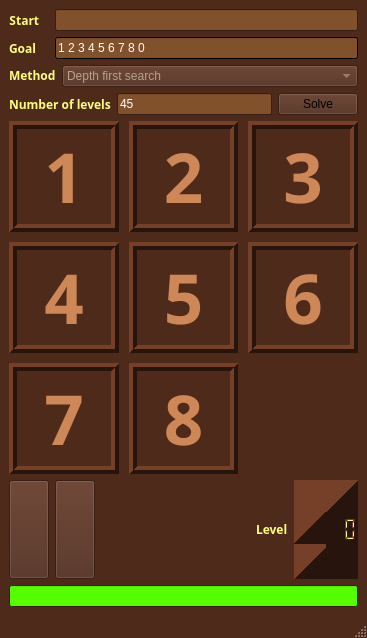
omidrazzaghi2000/ap1399-1-hw7-master, file main_window.ui: the form before one commit.
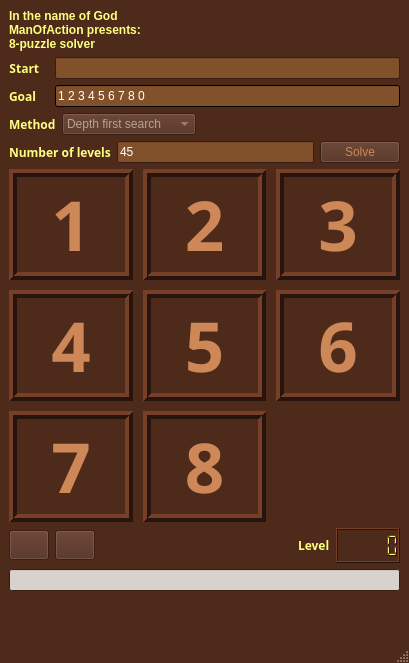
The form after the commit. Icons and pictures are not drawn.

Diff of the .ui file:
```diff
--- a/main_window.ui
+++ b/main_window.ui
@@ -6,10 +6,22 @@
    <rect>
     <x>0</x>
     <y>0</y>
-    <width>367</width>
-    <height>638</height>
+    <width>409</width>
+    <height>663</height>
    </rect>
   </property>
+  <property name="sizePolicy">
+   <sizepolicy hsizetype="Fixed" vsizetype="Fixed">
+    <horstretch>0</horstretch>
+    <verstretch>0</verstretch>
+   </sizepolicy>
+  </property>
+  <property name="baseSize">
+   <size>
+    <width>0</width>
+    <height>0</height>
+   </size>
+  </property>
   <property name="palette">
    <palette>
     <active>
@@ -148,15 +160,6 @@
        </color>
       </brush>
      </colorrole>
-     <colorrole role="PlaceholderText">
-      <brush brushstyle="SolidPattern">
-       <color alpha="128">
-        <red>206</red>
-        <green>135</green>
-        <blue>87</blue>
-       </color>
-      </brush>
-     </colorrole>
     </active>
     <inactive>
      <colorrole role="WindowText">
@@ -294,15 +297,6 @@
        </color>
       </brush>
      </colorrole>
-     <colorrole role="PlaceholderText">
-      <brush brushstyle="SolidPattern">
-       <color alpha="128">
-        <red>206</red>
-        <green>135</green>
-        <blue>87</blue>
-       </color>
-      </brush>
-     </colorrole>
     </inactive>
     <disabled>
      <colorrole role="WindowText">
@@ -440,15 +434,6 @@
        </color>
       </brush>
      </colorrole>
-     <colorrole role="PlaceholderText">
-      <brush brushstyle="SolidPattern">
-       <color alpha="128">
-        <red>255</red>
-        <green>255</green>
-        <blue>255</blue>
-       </color>
-      </brush>
-     </colorrole>
     </disabled>
    </palette>
   </property>
@@ -459,9 +444,30 @@
    <enum>Qt::LeftToRight</enum>
   </property>
   <widget class="QWidget" name="centralwidget">
+   <property name="sizePolicy">
+    <sizepolicy hsizetype="Fixed" vsizetype="Fixed">
+     <horstretch>0</horstretch>
+     <verstretch>0</verstretch>
+    </sizepolicy>
+   </property>
    <layout class="QVBoxLayout" name="verticalLayout_2">
     <item>
      <layout class="QVBoxLayout" name="verticalLayout">
+      <item>
+       <widget class="QLabel" name="label_16">
+        <property name="font">
+         <font>
+          <weight>75</weight>
+          <bold>true</bold>
+         </font>
+        </property>
+        <property name="text">
+         <string>In the name of God 
+ManOfAction presents:
+8-puzzle solver </string>
+        </property>
+       </widget>
+      </item>
       <item>
        <layout class="QHBoxLayout" name="horizontalLayout">
         <item>
@@ -627,15 +633,6 @@
                </color>
               </brush>
              </colorrole>
-             <colorrole role="PlaceholderText">
-              <brush brushstyle="SolidPattern">
-               <color alpha="128">
-                <red>255</red>
-                <green>255</green>
-                <blue>255</blue>
-               </color>
-              </brush>
-             </colorrole>
             </active>
             <inactive>
              <colorrole role="WindowText">
@@ -773,15 +770,6 @@
                </color>
               </brush>
              </colorrole>
-             <colorrole role="PlaceholderText">
-              <brush brushstyle="SolidPattern">
-               <color alpha="128">
-                <red>255</red>
-                <green>255</green>
-                <blue>255</blue>
-               </color>
-              </brush>
-             </colorrole>
             </inactive>
             <disabled>
              <colorrole role="WindowText">
@@ -919,15 +907,6 @@
                </color>
               </brush>
              </colorrole>
-             <colorrole role="PlaceholderText">
-              <brush brushstyle="SolidPattern">
-               <color alpha="128">
-                <red>255</red>
-                <green>255</green>
-                <blue>255</blue>
-               </color>
-              </brush>
-             </colorrole>
             </disabled>
            </palette>
           </property>
@@ -1094,15 +1073,6 @@
                </color>
               </brush>
              </colorrole>
-             <colorrole role="PlaceholderText">
-              <brush brushstyle="SolidPattern">
-               <color alpha="128">
-                <red>255</red>
-                <green>255</green>
-                <blue>255</blue>
-               </color>
-              </brush>
-             </colorrole>
             </active>
             <inactive>
              <colorrole role="WindowText">
@@ -1240,15 +1210,6 @@
                </color>
               </brush>
              </colorrole>
-             <colorrole role="PlaceholderText">
-              <brush brushstyle="SolidPattern">
-               <color alpha="128">
-                <red>255</red>
-                <green>255</green>
-                <blue>255</blue>
-               </color>
-              </brush>
-             </colorrole>
             </inactive>
             <disabled>
              <colorrole role="WindowText">
@@ -1386,15 +1347,6 @@
                </color>
               </brush>
              </colorrole>
-             <colorrole role="PlaceholderText">
-              <brush brushstyle="SolidPattern">
-               <color alpha="128">
-                <red>255</red>
-                <green>255</green>
-                <blue>255</blue>
-               </color>
-              </brush>
-             </colorrole>
             </disabled>
            </palette>
           </property>
@@ -1409,12 +1361,6 @@
        <layout class="QHBoxLayout" name="horizontalLayout_3">
         <item>
          <widget class="QLabel" name="label_2">
-          <property name="sizePolicy">
-           <sizepolicy hsizetype="Fixed" vsizetype="Fixed">
-            <horstretch>0</horstretch>
-            <verstretch>0</verstretch>
-           </sizepolicy>
-          </property>
           <property name="font">
            <font>
             <family>Bahnschrift</family>
@@ -1450,15 +1396,6 @@
                </color>
               </brush>
              </colorrole>
-             <colorrole role="PlaceholderText">
-              <brush brushstyle="NoBrush">
-               <color alpha="128">
-                <red>0</red>
-                <green>0</green>
-                <blue>0</blue>
-               </color>
-              </brush>
-             </colorrole>
             </active>
             <inactive>
              <colorrole role="Text">
@@ -1479,15 +1416,6 @@
                </color>
               </brush>
              </colorrole>
-             <colorrole role="PlaceholderText">
-              <brush brushstyle="NoBrush">
-               <color alpha="128">
-                <red>0</red>
-                <green>0</green>
-                <blue>0</blue>
-               </color>
-              </brush>
-             </colorrole>
             </inactive>
             <disabled>
              <colorrole role="Text">
@@ -1508,15 +1436,6 @@
                </color>
               </brush>
              </colorrole>
-             <colorrole role="PlaceholderText">
-              <brush brushstyle="NoBrush">
-               <color alpha="128">
-                <red>0</red>
-                <green>0</green>
-                <blue>0</blue>
-               </color>
-              </brush>
-             </colorrole>
             </disabled>
            </palette>
           </property>
@@ -1532,6 +1451,19 @@
           </item>
          </widget>
         </item>
+        <item>
+         <spacer name="horizontalSpacer_2">
+          <property name="orientation">
+           <enum>Qt::Horizontal</enum>
+          </property>
+          <property name="sizeHint" stdset="0">
+           <size>
+            <width>40</width>
+            <height>20</height>
+           </size>
+          </property>
+         </spacer>
+        </item>
        </layout>
       </item>
       <item>
@@ -1573,15 +1505,6 @@
                </color>
               </brush>
              </colorrole>
-             <colorrole role="PlaceholderText">
-              <brush brushstyle="NoBrush">
-               <color alpha="128">
-                <red>255</red>
-                <green>255</green>
-                <blue>255</blue>
-               </color>
-              </brush>
-             </colorrole>
             </active>
             <inactive>
              <colorrole role="Text">
@@ -1602,15 +1525,6 @@
                </color>
               </brush>
              </colorrole>
-             <colorrole role="PlaceholderText">
-              <brush brushstyle="NoBrush">
-               <color alpha="128">
-                <red>255</red>
-                <green>255</green>
-                <blue>255</blue>
-               </color>
-              </brush>
-             </colorrole>
             </inactive>
             <disabled>
              <colorrole role="Text">
@@ -1631,15 +1545,6 @@
                </color>
               </brush>
              </colorrole>
-             <colorrole role="PlaceholderText">
-              <brush brushstyle="NoBrush">
-               <color alpha="128">
-                <red>255</red>
-                <green>255</green>
-                <blue>255</blue>
-               </color>
-              </brush>
-             </colorrole>
             </disabled>
            </palette>
           </property>
@@ -1656,9 +1561,9 @@
              <colorrole role="ButtonText">
               <brush brushstyle="SolidPattern">
                <color alpha="255">
-                <red>0</red>
-                <green>0</green>
-                <blue>0</blue>
+                <red>206</red>
+                <green>135</green>
+                <blue>87</blue>
                </color>
               </brush>
              </colorrole>
@@ -1667,9 +1572,9 @@
              <colorrole role="ButtonText">
               <brush brushstyle="SolidPattern">
                <color alpha="255">
-                <red>0</red>
-                <green>0</green>
-                <blue>0</blue>
+                <red>206</red>
+                <green>135</green>
+                <blue>87</blue>
                </color>
               </brush>
              </colorrole>
@@ -1874,15 +1779,6 @@
                  </color>
                 </brush>
                </colorrole>
-               <colorrole role="PlaceholderText">
-                <brush brushstyle="SolidPattern">
-                 <color alpha="128">
-                  <red>206</red>
-                  <green>135</green>
-                  <blue>87</blue>
-                 </color>
-                </brush>
-               </colorrole>
               </active>
               <inactive>
                <colorrole role="WindowText">
@@ -2038,15 +1934,6 @@
                  </color>
                 </brush>
                </colorrole>
-               <colorrole role="PlaceholderText">
-                <brush brushstyle="SolidPattern">
-                 <color alpha="128">
-                  <red>206</red>
-                  <green>135</green>
-                  <blue>87</blue>
-                 </color>
-                </brush>
-               </colorrole>
               </inactive>
               <disabled>
                <colorrole role="WindowText">
@@ -2202,15 +2089,6 @@
                  </color>
                 </brush>
                </colorrole>
-               <colorrole role="PlaceholderText">
-                <brush brushstyle="SolidPattern">
-                 <color alpha="255">
-                  <red>78</red>
-                  <green>42</green>
-                  <blue>27</blue>
-                 </color>
-                </brush>
-               </colorrole>
               </disabled>
              </palette>
             </property>
@@ -2416,15 +2294,6 @@
                  </color>
                 </brush>
                </colorrole>
-               <colorrole role="PlaceholderText">
-                <brush brushstyle="SolidPattern">
-                 <color alpha="128">
-                  <red>206</red>
-                  <green>135</green>
-                  <blue>87</blue>
-                 </color>
-                </brush>
-               </colorrole>
               </active>
               <inactive>
                <colorrole role="WindowText">
@@ -2580,15 +2449,6 @@
                  </color>
                 </brush>
                </colorrole>
-               <colorrole role="PlaceholderText">
-                <brush brushstyle="SolidPattern">
-                 <color alpha="128">
-                  <red>206</red>
-                  <green>135</green>
-                  <blue>87</blue>
-                 </color>
-                </brush>
-               </colorrole>
               </inactive>
               <disabled>
                <colorrole role="WindowText">
@@ -2744,15 +2604,6 @@
                  </color>
                 </brush>
                </colorrole>
-               <colorrole role="PlaceholderText">
-                <brush brushstyle="SolidPattern">
-                 <color alpha="255">
-                  <red>78</red>
-                  <green>42</green>
-                  <blue>27</blue>
-                 </color>
-                </brush>
-               </colorrole>
               </disabled>
              </palette>
             </property>
@@ -2958,15 +2809,6 @@
                  </color>
                 </brush>
                </colorrole>
-               <colorrole role="PlaceholderText">
-                <brush brushstyle="SolidPattern">
-                 <color alpha="128">
-                  <red>206</red>
-                  <green>135</green>
-                  <blue>87</blue>
-                 </color>
-                </brush>
-               </colorrole>
               </active>
               <inactive>
                <colorrole role="WindowText">
@@ -3122,15 +2964,6 @@
                  </color>
                 </brush>
                </colorrole>
-               <colorrole role="PlaceholderText">
-                <brush brushstyle="SolidPattern">
-                 <color alpha="128">
-                  <red>206</red>
-                  <green>135</green>
-                  <blue>87</blue>
-                 </color>
-                </brush>
-               </colorrole>
               </inactive>
               <disabled>
                <colorrole role="WindowText">
@@ -3286,15 +3119,6 @@
                  </color>
                 </brush>
                </colorrole>
-               <colorrole role="PlaceholderText">
-                <brush brushstyle="SolidPattern">
-                 <color alpha="255">
-                  <red>78</red>
-                  <green>42</green>
-                  <blue>27</blue>
-                 </color>
-                </brush>
-               </colorrole>
               </disabled>
              </palette>
             </property>
@@ -3500,15 +3324,6 @@
                  </color>
                 </brush>
                </colorrole>
-               <colorrole role="PlaceholderText">
-                <brush brushstyle="SolidPattern">
-                 <color alpha="128">
-                  <red>206</red>
-                  <green>135</green>
-                  <blue>87</blue>
-                 </color>
-                </brush>
-               </colorrole>
               </active>
               <inactive>
                <colorrole role="WindowText">
@@ -3664,15 +3479,6 @@
                  </color>
                 </brush>
                </colorrole>
-               <colorrole role="PlaceholderText">
-                <brush brushstyle="SolidPattern">
-                 <color alpha="128">
-                  <red>206</red>
-                  <green>135</green>
-                  <blue>87</blue>
-                 </color>
-                </brush>
-               </colorrole>
               </inactive>
               <disabled>
                <colorrole role="WindowText">
@@ -3828,15 +3634,6 @@
                  </color>
                 </brush>
                </colorrole>
-               <colorrole role="PlaceholderText">
-                <brush brushstyle="SolidPattern">
-                 <color alpha="255">
-                  <red>78</red>
-                  <green>42</green>
-                  <blue>27</blue>
-                 </color>
-                </brush>
-               </colorrole>
               </disabled>
              </palette>
             </property>
@@ -4042,15 +3839,6 @@
                  </color>
                 </brush>
                </colorrole>
-               <colorrole role="PlaceholderText">
-                <brush brushstyle="SolidPattern">
-                 <color alpha="128">
-                  <red>206</red>
-                  <green>135</green>
-                  <blue>87</blue>
-                 </color>
-                </brush>
-               </colorrole>
               </active>
               <inactive>
                <colorrole role="WindowText">
@@ -4206,15 +3994,6 @@
                  </color>
                 </brush>
                </colorrole>
-               <colorrole role="PlaceholderText">
-                <brush brushstyle="SolidPattern">
-                 <color alpha="128">
-                  <red>206</red>
-                  <green>135</green>
-                  <blue>87</blue>
-                 </color>
-                </brush>
-               </colorrole>
               </inactive>
               <disabled>
                <colorrole role="WindowText">
@@ -4370,15 +4149,6 @@
                  </color>
                 </brush>
                </colorrole>
-               <colorrole role="PlaceholderText">
-                <brush brushstyle="SolidPattern">
-                 <color alpha="255">
-                  <red>78</red>
-                  <green>42</green>
-                  <blue>27</blue>
-                 </color>
-                </brush>
-               </colorrole>
               </disabled>
              </palette>
             </property>
@@ -4584,15 +4354,6 @@
                  </color>
                 </brush>
                </colorrole>
-               <colorrole role="PlaceholderText">
-                <brush brushstyle="SolidPattern">
-                 <color alpha="128">
-                  <red>206</red>
-                  <green>135</green>
-                  <blue>87</blue>
-                 </color>
-                </brush>
-               </colorrole>
               </active>
               <inactive>
                <colorrole role="WindowText">
@@ -4748,15 +4509,6 @@
                  </color>
                 </brush>
                </colorrole>
-               <colorrole role="PlaceholderText">
-                <brush brushstyle="SolidPattern">
-                 <color alpha="128">
-                  <red>206</red>
-                  <green>135</green>
-                  <blue>87</blue>
-                 </color>
-                </brush>
-               </colorrole>
               </inactive>
               <disabled>
                <colorrole role="WindowText">
@@ -4912,15 +4664,6 @@
                  </color>
                 </brush>
                </colorrole>
-               <colorrole role="PlaceholderText">
-                <brush brushstyle="SolidPattern">
-                 <color alpha="255">
-                  <red>78</red>
-                  <green>42</green>
-                  <blue>27</blue>
-                 </color>
-                </brush>
-               </colorrole>
               </disabled>
              </palette>
             </property>
@@ -5126,15 +4869,6 @@
                  </color>
                 </brush>
                </colorrole>
-               <colorrole role="PlaceholderText">
-                <brush brushstyle="SolidPattern">
-                 <color alpha="128">
-                  <red>206</red>
-                  <green>135</green>
-                  <blue>87</blue>
-                 </color>
-                </brush>
-               </colorrole>
               </active>
               <inactive>
                <colorrole role="WindowText">
@@ -5290,15 +5024,6 @@
                  </color>
                 </brush>
                </colorrole>
-               <colorrole role="PlaceholderText">
-                <brush brushstyle="SolidPattern">
-                 <color alpha="128">
-                  <red>206</red>
-                  <green>135</green>
-                  <blue>87</blue>
-                 </color>
-                </brush>
-               </colorrole>
               </inactive>
               <disabled>
                <colorrole role="WindowText">
@@ -5454,15 +5179,6 @@
                  </color>
                 </brush>
                </colorrole>
-               <colorrole role="PlaceholderText">
-                <brush brushstyle="SolidPattern">
-                 <color alpha="255">
-                  <red>78</red>
-                  <green>42</green>
-                  <blue>27</blue>
-                 </color>
-                </brush>
-               </colorrole>
               </disabled>
              </palette>
             </property>
@@ -5668,15 +5384,6 @@
                  </color>
                 </brush>
                </colorrole>
-               <colorrole role="PlaceholderText">
-                <brush brushstyle="SolidPattern">
-                 <color alpha="128">
-                  <red>206</red>
-                  <green>135</green>
-                  <blue>87</blue>
-                 </color>
-                </brush>
-               </colorrole>
               </active>
               <inactive>
                <colorrole role="WindowText">
@@ -5832,15 +5539,6 @@
                  </color>
                 </brush>
                </colorrole>
-               <colorrole role="PlaceholderText">
-                <brush brushstyle="SolidPattern">
-                 <color alpha="128">
-                  <red>206</red>
-                  <green>135</green>
-                  <blue>87</blue>
-                 </color>
-                </brush>
-               </colorrole>
               </inactive>
               <disabled>
                <colorrole role="WindowText">
@@ -5996,15 +5694,6 @@
                  </color>
                 </brush>
                </colorrole>
-               <colorrole role="PlaceholderText">
-                <brush brushstyle="SolidPattern">
-                 <color alpha="255">
-                  <red>78</red>
-                  <green>42</green>
-                  <blue>27</blue>
-                 </color>
-                </brush>
-               </colorrole>
               </disabled>
              </palette>
             </property>
@@ -6087,15 +5776,6 @@
                  </color>
                 </brush>
                </colorrole>
-               <colorrole role="PlaceholderText">
-                <brush brushstyle="SolidPattern">
-                 <color alpha="128">
-                  <red>206</red>
-                  <green>135</green>
-                  <blue>87</blue>
-                 </color>
-                </brush>
-               </colorrole>
               </active>
               <inactive>
                <colorrole role="WindowText">
@@ -6134,15 +5814,6 @@
                  </color>
                 </brush>
                </colorrole>
-               <colorrole role="PlaceholderText">
-                <brush brushstyle="SolidPattern">
-                 <color alpha="128">
-                  <red>206</red>
-                  <green>135</green>
-                  <blue>87</blue>
-                 </color>
-                </brush>
-               </colorrole>
               </inactive>
               <disabled>
                <colorrole role="WindowText">
@@ -6181,15 +5852,6 @@
                  </color>
                 </brush>
                </colorrole>
-               <colorrole role="PlaceholderText">
-                <brush brushstyle="SolidPattern">
-                 <color alpha="255">
-                  <red>78</red>
-                  <green>42</green>
-                  <blue>27</blue>
-                 </color>
-                </brush>
-               </colorrole>
               </disabled>
              </palette>
             </property>
@@ -6207,7 +5869,7 @@
         <item>
          <widget class="QPushButton" name="pushButton_3">
           <property name="sizePolicy">
-           <sizepolicy hsizetype="Minimum" vsizetype="Minimum">
+           <sizepolicy hsizetype="Fixed" vsizetype="Fixed">
             <horstretch>0</horstretch>
             <verstretch>0</verstretch>
            </sizepolicy>
@@ -6275,15 +5937,6 @@
                </color>
               </brush>
              </colorrole>
-             <colorrole role="PlaceholderText">
-              <brush brushstyle="SolidPattern">
-               <color alpha="128">
-                <red>206</red>
-                <green>135</green>
-                <blue>87</blue>
-               </color>
-              </brush>
-             </colorrole>
             </active>
             <inactive>
              <colorrole role="WindowText">
@@ -6340,15 +5993,6 @@
                </color>
               </brush>
              </colorrole>
-             <colorrole role="PlaceholderText">
-              <brush brushstyle="SolidPattern">
-               <color alpha="128">
-                <red>206</red>
-                <green>135</green>
-                <blue>87</blue>
-               </color>
-              </brush>
-             </colorrole>
             </inactive>
             <disabled>
              <colorrole role="WindowText">
@@ -6405,15 +6049,6 @@
                </color>
               </brush>
              </colorrole>
-             <colorrole role="PlaceholderText">
-              <brush brushstyle="SolidPattern">
-               <color alpha="255">
-                <red>255</red>
-                <green>85</green>
-                <blue>0</blue>
-               </color>
-              </brush>
-             </colorrole>
             </disabled>
            </palette>
           </property>
@@ -6429,7 +6064,7 @@
         <item>
          <widget class="QPushButton" name="pushButton_2">
           <property name="sizePolicy">
-           <sizepolicy hsizetype="Minimum" vsizetype="Minimum">
+           <sizepolicy hsizetype="Fixed" vsizetype="Fixed">
             <horstretch>0</horstretch>
             <verstretch>0</verstretch>
            </sizepolicy>
@@ -6497,15 +6132,6 @@
                </color>
               </brush>
              </colorrole>
-             <colorrole role="PlaceholderText">
-              <brush brushstyle="SolidPattern">
-               <color alpha="128">
-                <red>206</red>
-                <green>135</green>
-                <blue>87</blue>
-               </color>
-              </brush>
-             </colorrole>
             </active>
             <inactive>
              <colorrole role="WindowText">
@@ -6562,15 +6188,6 @@
                </color>
               </brush>
              </colorrole>
-             <colorrole role="PlaceholderText">
-              <brush brushstyle="SolidPattern">
-               <color alpha="128">
-                <red>206</red>
-                <green>135</green>
-                <blue>87</blue>
-               </color>
-              </brush>
-             </colorrole>
             </inactive>
             <disabled>
              <colorrole role="WindowText">
@@ -6627,15 +6244,6 @@
                </color>
               </brush>
              </colorrole>
-             <colorrole role="PlaceholderText">
-              <brush brushstyle="SolidPattern">
-               <color alpha="255">
-                <red>255</red>
-                <green>85</green>
-                <blue>0</blue>
-               </color>
-              </brush>
-             </colorrole>
             </disabled>
            </palette>
           </property>
@@ -6669,6 +6277,12 @@
         </item>
         <item>
          <widget class="QLabel" name="label_14">
+          <property name="sizePolicy">
+           <sizepolicy hsizetype="Fixed" vsizetype="Minimum">
+            <horstretch>0</horstretch>
+            <verstretch>0</verstretch>
+           </sizepolicy>
+          </property>
           <property name="font">
            <font>
             <family>Bahnschrift</family>
@@ -6682,21 +6296,7 @@
          </widget>
         </item>
         <item>
-         <widget class="QLCDNumber" name="lcdNumber">
-          <property name="font">
-           <font>
-            <family>MS Sans Serif</family>
-            <weight>75</weight>
-            <bold>true</bold>
-           </font>
-          </property>
-          <property name="frameShadow">
-           <enum>QFrame::Raised</enum>
-          </property>
-          <property name="lineWidth">
-           <number>32</number>
-          </property>
-         </widget>
+         <widget class="QLCDNumber" name="lcdNumber"/>
         </item>
        </layout>
       </item>
@@ -6704,15 +6304,21 @@
        <layout class="QHBoxLayout" name="horizontalLayout_10">
         <item>
          <widget class="QProgressBar" name="progressBar">
+          <property name="sizePolicy">
+           <sizepolicy hsizetype="Expanding" vsizetype="Fixed">
+            <horstretch>0</horstretch>
+            <verstretch>0</verstretch>
+           </sizepolicy>
+          </property>
           <property name="palette">
            <palette>
             <active>
              <colorrole role="Base">
               <brush brushstyle="SolidPattern">
-               <color alpha="255">
-                <red>85</red>
-                <green>255</green>
-                <blue>0</blue>
+               <color alpha="215">
+                <red>242</red>
+                <green>241</green>
+                <blue>240</blue>
                </color>
               </brush>
              </colorrole>
@@ -6720,10 +6326,10 @@
             <inactive>
              <colorrole role="Base">
               <brush brushstyle="SolidPattern">
-               <color alpha="255">
-                <red>85</red>
-                <green>255</green>
-                <blue>0</blue>
+               <color alpha="215">
+                <red>242</red>
+                <green>241</green>
+                <blue>240</blue>
                </color>
               </brush>
              </colorrole>
@@ -6754,6 +6360,18 @@
         </item>
        </layout>
       </item>
+      <item>
+       <widget class="QLabel" name="label_15">
+        <property name="font">
+         <font>
+          <italic>true</italic>
+         </font>
+        </property>
+        <property name="text">
+         <string/>
+        </property>
+       </widget>
+      </item>
      </layout>
     </item>
    </layout>
```
Left out of the diff: 11 changed lines with no effect on the pictures.
